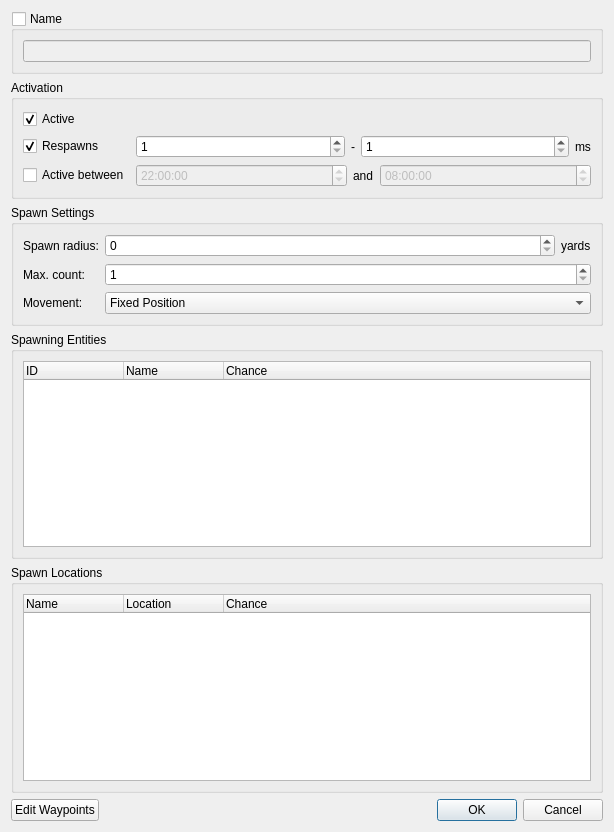
The window that editor/ui/spawn_dialog.ui (Kyoril/wow-pp) describes before a commit, drawn with Qt 5.
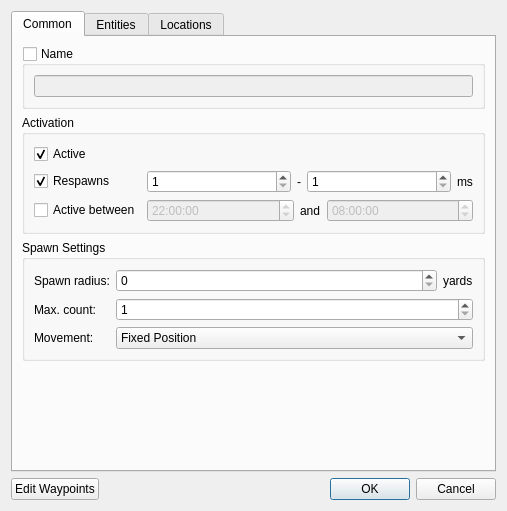
The same window after the commit. Icons and pictures are not drawn.

Commit message:
Added spawn dialog on double click to the editor
This dialog can be used to edit spawn point properties for respawn etc.

```diff
--- a/editor/ui/spawn_dialog.ui
+++ b/editor/ui/spawn_dialog.ui
@@ -6,8 +6,8 @@
    <rect>
     <x>0</x>
     <y>0</y>
-    <width>614</width>
-    <height>832</height>
+    <width>507</width>
+    <height>511</height>
    </rect>
   </property>
   <property name="windowTitle">
@@ -19,7 +19,17 @@
   </property>
   <layout class="QVBoxLayout" name="verticalLayout_3">
    <item>
-    <widget class="QGroupBox" name="groupBox">
+    <widget class="QTabWidget" name="tabWidget">
+     <property name="currentIndex">
+      <number>0</number>
+     </property>
+     <widget class="QWidget" name="tab">
+      <attribute name="title">
+       <string>Common</string>
+      </attribute>
+      <layout class="QVBoxLayout" name="verticalLayout_5">
+       <item>
+        <widget class="QGroupBox" name="spawnNameBox">
      <property name="sizePolicy">
       <sizepolicy hsizetype="Preferred" vsizetype="Minimum">
        <horstretch>0</horstretch>
@@ -317,13 +327,24 @@
     </widget>
    </item>
    <item>
-    <widget class="QGroupBox" name="groupBox_2">
-     <property name="title">
-      <string>Spawning Entities</string>
-     </property>
-     <property name="flat">
-      <bool>true</bool>
-     </property>
+        <spacer name="verticalSpacer">
+         <property name="orientation">
+          <enum>Qt::Vertical</enum>
+         </property>
+         <property name="sizeHint" stdset="0">
+          <size>
+           <width>20</width>
+           <height>40</height>
+          </size>
+         </property>
+        </spacer>
+       </item>
+      </layout>
+     </widget>
+     <widget class="QWidget" name="tab_2">
+      <attribute name="title">
+       <string>Entities</string>
+      </attribute>
      <layout class="QVBoxLayout" name="verticalLayout_2">
       <item>
        <widget class="QTreeWidget" name="treeWidget">
@@ -349,22 +370,11 @@
       </item>
      </layout>
     </widget>
-   </item>
-   <item>
-    <widget class="QGroupBox" name="groupBox_3">
-     <property name="sizePolicy">
-      <sizepolicy hsizetype="Preferred" vsizetype="Preferred">
-       <horstretch>0</horstretch>
-       <verstretch>0</verstretch>
-      </sizepolicy>
-     </property>
-     <property name="title">
-      <string>Spawn Locations</string>
-     </property>
-     <property name="flat">
-      <bool>true</bool>
-     </property>
-     <layout class="QVBoxLayout" name="verticalLayout_4">
+     <widget class="QWidget" name="tab_3">
+      <attribute name="title">
+       <string>Locations</string>
+      </attribute>
+      <layout class="QVBoxLayout" name="verticalLayout_6">
       <item>
        <widget class="QTreeWidget" name="treeWidget_2">
         <property name="alternatingRowColors">
@@ -388,6 +398,7 @@
        </widget>
       </item>
      </layout>
+     </widget>
     </widget>
    </item>
    <item>
```
Lines whose indentation alone changed are shown as unchanged. The commit also changes 10 other files.
